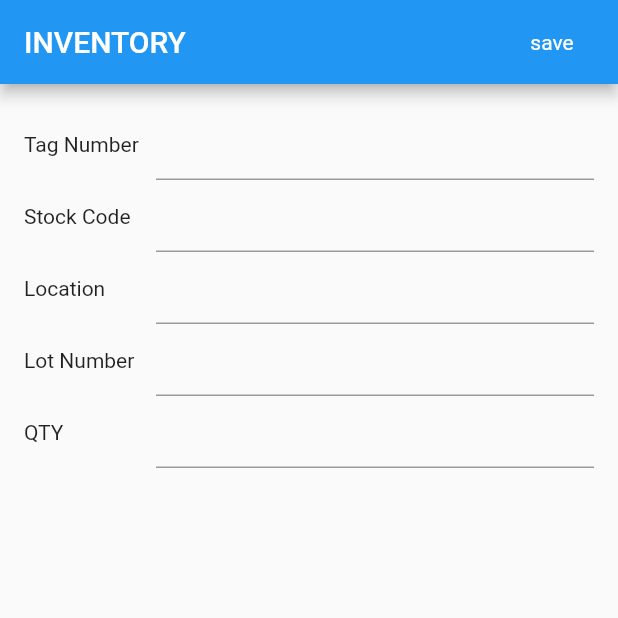
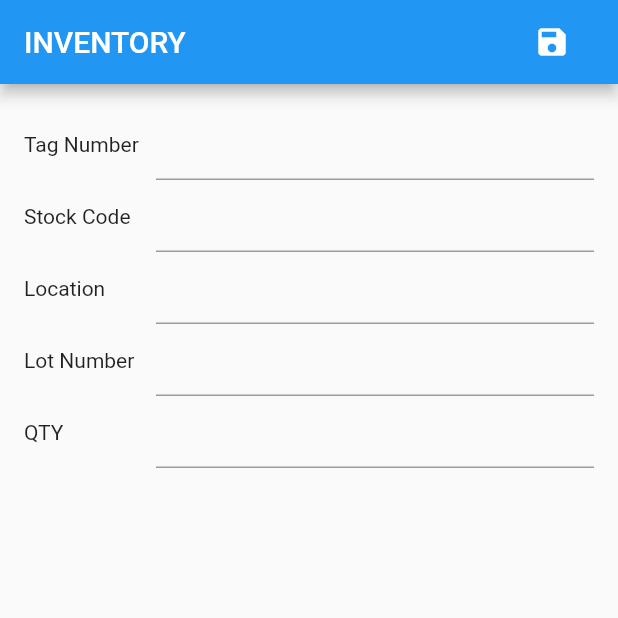
Before and after one commit to hbbclub/inventory_management, a Flutter app: the screen it shows after launch, swiped to page 4, on a phone screen of 412 x 824 dp, the top half of it. Run offline on Flutter 3.47's test engine with Material 2 defaults, Android fonts, the phone set to English and light mode, and no system bars; our stand-ins replace device_info, dio, font_awesome_flutter, image_picker, rxdart; missing offline and left inert: annotation_route, barcode_scan, firebase_ml_vision, multi_image_picker; accounts and stored records are empty; generated files the repository leaves out were written again; network calls fail.

Commit message:
change right button style for inventory page

```diff
--- a/lib/bundles/inventory/inventory_page.dart
+++ b/lib/bundles/inventory/inventory_page.dart
@@ -63,16 +63,16 @@ class InventoryPageState extends State<InventoryPage> {
         title: Text('INVENTORY'),
         actions: <Widget>[
           RawMaterialButton(
-            child: Text(
-              'save',
-              style: TextStyle(color: Colors.white),
-            ),
+            child: Icon(Icons.save),
             onPressed: () {},
           ),
         ],
       ),
       floatingActionButton: FloatingActionButton(
-        child: Image.asset(ImageAssets.scan,width: 20,),
+        child: Image.asset(
+          ImageAssets.scan,
+          width: 20,
+        ),
         onPressed: scan,
       ),
       body: Container(
```
